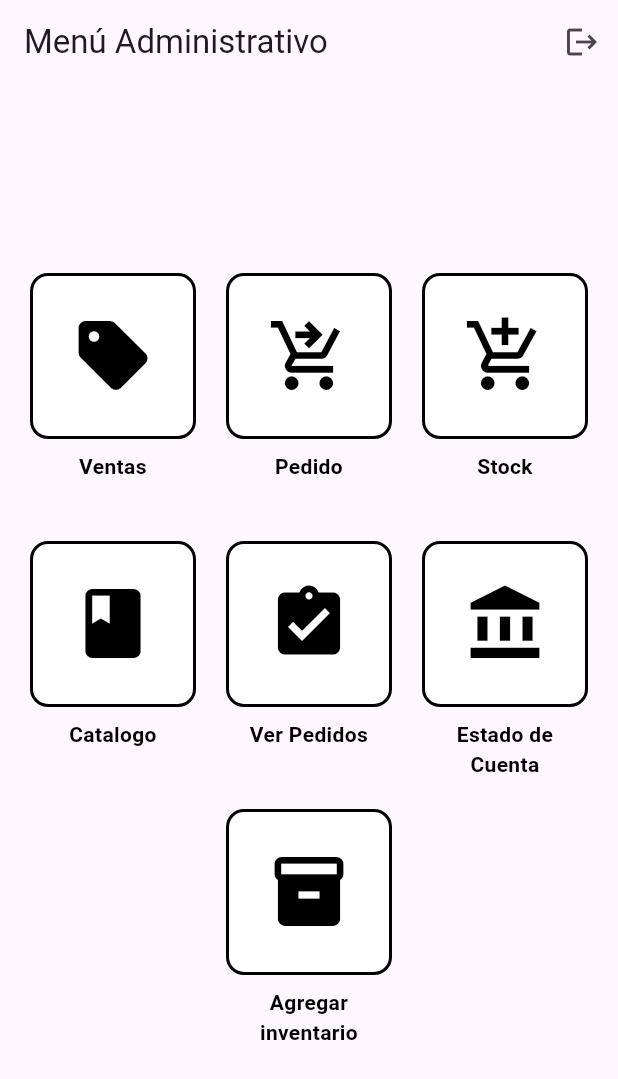
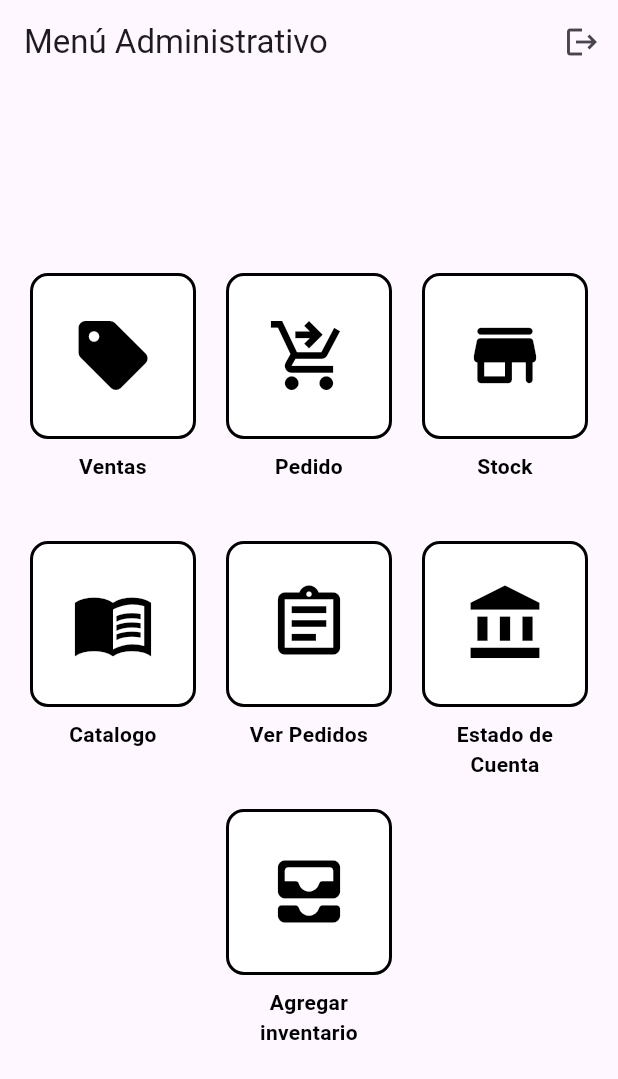
Before and after one commit to nativelogic2025/Pasteleria-la-estrella2025, a Flutter app: the MenuAdministrativo screen opened directly, on a phone screen of 412 x 824 dp. Shown: the top 1079 px of the screen. Run offline on Flutter 3.47's test engine with Material 3 defaults, Android fonts, the phone set to English and light mode, and no system bars; our stand-ins replace flutter_secure_storage; accounts and stored records are empty.

Commit message:
Actualiza iconos del menú administrativo

```diff
--- a/lib/screens/menu_administrativo.dart
+++ b/lib/screens/menu_administrativo.dart
@@ -26,11 +26,11 @@ class MenuAdministrativo extends StatelessWidget {
     final List<IconData> iconos = [
       Icons.sell,
       Icons.shopping_cart_checkout,
-      Icons.add_shopping_cart,
-      Icons.book,
-      Icons.assignment_turned_in,
+      Icons.store_mall_directory_rounded,
+      Icons.menu_book_sharp,
+      Icons.assignment_outlined,
       Icons.account_balance,
-      Icons.inventory_2,
+      Icons.all_inbox_rounded,
     ];
 
     final List<Widget> pantallas = [
```
